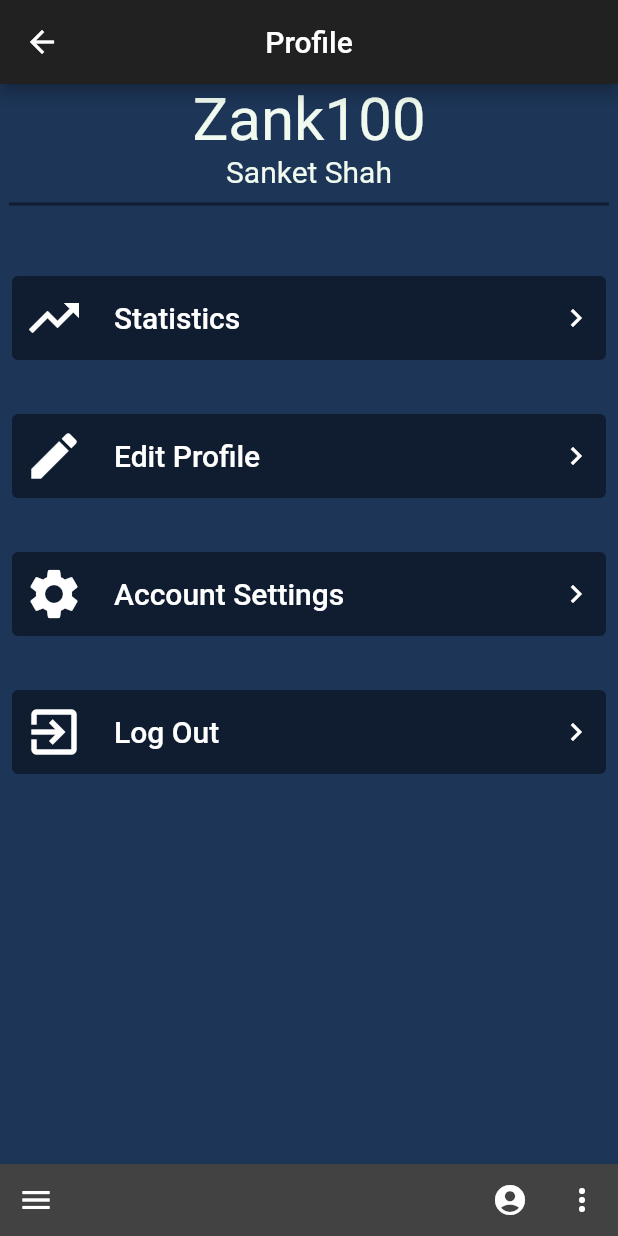
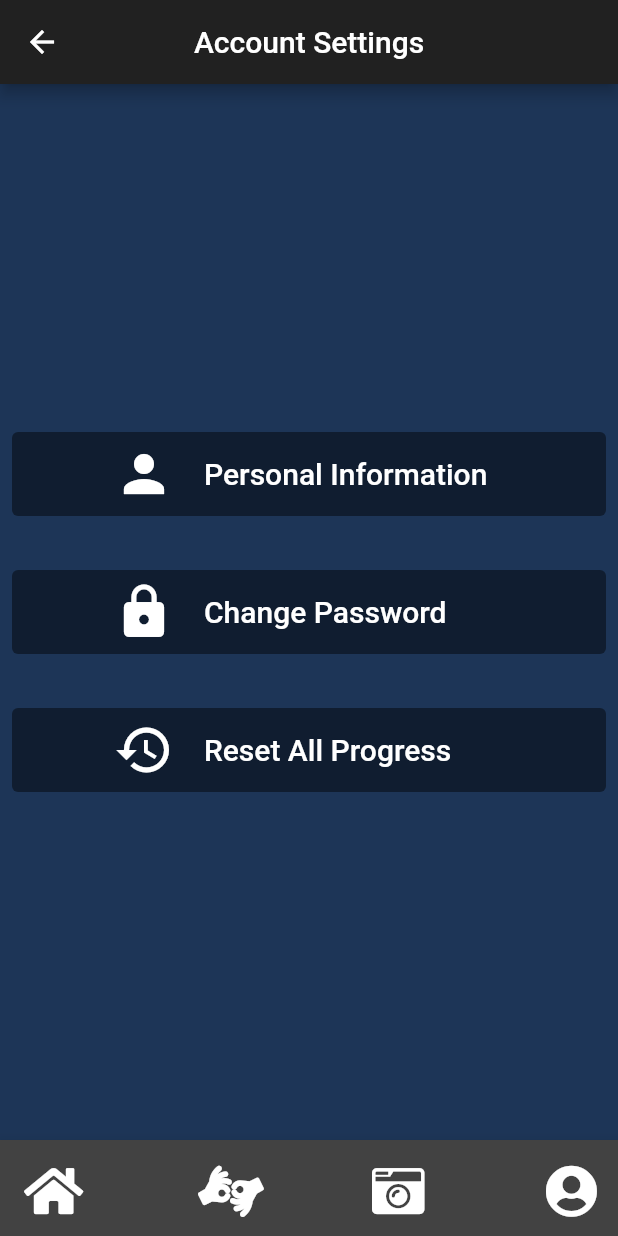
Before and after one commit to Harshpatel249/Echos, a Flutter app: the UserProfile screen opened directly, after a tap on "Account Settings", on a phone screen of 412 x 824 dp. Run offline on Flutter 3.47's test engine with Material 2 defaults, Android fonts, the phone set to English and light mode, and no system bars; our stand-ins replace font_awesome_flutter, like_button.

Commit message:
Account settings complete, Edit profile complete, Log out, NavBar icons, fonts awesome in pubs.yaml

```diff
--- a/lib/rewidgets/longCard.dart
+++ b/lib/rewidgets/longCard.dart
@@ -26,7 +26,7 @@ class LongCard extends StatelessWidget {
           children: <Widget>[
             Icon(
               iconn,
-              size: 40,
+              size: 35,
               color: Colors.white,
             ),
             SizedBox(
--- a/lib/rewidgets/navBar.dart
+++ b/lib/rewidgets/navBar.dart
@@ -1,5 +1,6 @@
 import 'package:flutter/material.dart';
 import '../screens/userProfile.dart';
+import 'package:font_awesome_flutter/font_awesome_flutter.dart';
 class NavBar extends StatelessWidget {
   NavBar({this.colour});
   Color colour;
@@ -7,11 +8,45 @@ class NavBar extends StatelessWidget {
   Widget build(BuildContext context) {
     return BottomAppBar(
       child: Row(
+        mainAxisAlignment: MainAxisAlignment.spaceBetween,
         children: [
-          IconButton(icon: Icon(Icons.menu), onPressed: () {}),
-          Spacer(),
-          IconButton(
-              icon: Icon(Icons.account_circle),
+          Padding(
+            padding: const EdgeInsets.all(8.0),
+            child: IconButton(
+                icon: Icon(
+                  FontAwesomeIcons.home,
+                  size: 35,
+                ),
+                onPressed: () {}
+            ),
+          ),
+          Padding(
+            padding: const EdgeInsets.all(8.0),
+            child: IconButton(
+                icon: Icon(
+                  FontAwesomeIcons.americanSignLanguageInterpreting,
+                  size: 35,
+                ),
+                onPressed: () {}
+            ),
+          ),
+          Padding(
+            padding: const EdgeInsets.all(8.0),
+            child: IconButton(
+                icon: Icon(
+                  FontAwesomeIcons.cameraRetro,
+                  size: 35,
+                ),
+                onPressed: () {}
+            ),
+          ),
+          Padding(
+            padding: const EdgeInsets.all(8.0),
+            child: IconButton(
+              icon: Icon(
+                FontAwesomeIcons.solidUserCircle,
+                size: 35,
+              ),
               onPressed: () {
                 Navigator.push(context, MaterialPageRoute(
                     builder: (BuildContext context) {
@@ -19,8 +54,8 @@ class NavBar extends StatelessWidget {
                     }
                 ));
               }
-              ),
-          IconButton(icon: Icon(Icons.more_vert), onPressed: () {}),
+            ),
+          ),
         ],
       ),
     );
--- /dev/null
+++ b/lib/screens/accountSettings.dart
@@ -0,0 +1,127 @@
+import 'package:flutter/material.dart';
+import 'package:sign_language_tutor/rewidgets/navBar.dart';
+import '../screens/changePassword.dart';
+import '../services/personalInformation.dart';
+class AccountSettings extends StatelessWidget {
+
+  @override
+  Widget build(BuildContext context) {
+    final AlertDialog dialog = AlertDialog(
+      title: Text('Reset settings?'),
+      content:
+      Text('This will reset your account to its default factory settings. '
+          ' All of your progress including your quiz scores will be lost. '
+          ' Are you sure you want to continue?'),
+      actions: [
+        TextButton(
+          onPressed: () => Navigator.pop(context),
+          child: Text('CANCEL'),
+        ),
+        TextButton(
+          onPressed: () => Navigator.pop(context),
+          child: Text('CONTINUE'),
+        ),
+      ],
+    );
+    final SimpleDialog ChangePass = SimpleDialog(
+      title: Text('Change Password'),
+      children: [ChangePassword()],
+    );
+    final SimpleDialog PersonalInfo = SimpleDialog(
+      title: Center(child: Text('Personal Information')),
+      children:[PersonalInformation(),]
+    );
+    return Scaffold(
+      appBar: AppBar(
+        title: Text('Account Settings'),
+        centerTitle: true,
+      ),
+      bottomNavigationBar: NavBar(),
+      body: Column(
+        mainAxisAlignment: MainAxisAlignment.center,
+        children: <Widget>[
+          LongCard2(
+            colour: Colors.black45,
+            title: 'Personal Information',
+            iconn: Icons.person,
+            press: (){
+              showDialog<void>(context: context, builder: (context) => PersonalInfo);
+            },
+          ),
+          SizedBox(
+            height: 20,
+          ),
+          LongCard2(
+            colour: Colors.black45,
+            title: 'Change Password',
+            iconn: Icons.lock,
+            press: (){
+              showDialog<void>(context: context, builder: (context) => ChangePass);
+            },
+          ),
+          SizedBox(
+            height: 20,
+          ),
+          LongCard2(
+            colour: Colors.black45,
+            title: 'Reset All Progress',
+            iconn: Icons.restore,
+            press: (){
+              showDialog<void>(context: context, builder: (context) => dialog);
+            }
+          ),
+        ],
+      ),
+    );
+  }
+}
+
+class LongCard2 extends StatelessWidget {
+  LongCard2({
+    this.colour,
+    this.iconn,
+    this.title,
+    this.press
+  });
+
+  Color colour;
+  IconData iconn;
+  final title;
+  final VoidCallback press;
+
+  @override
+  Widget build(BuildContext context) {
+    return Padding(
+      padding: const EdgeInsets.all(8.0),
+      child: TextButton(
+        style: TextButton.styleFrom(
+          backgroundColor: colour,
+
+        ),
+        child: Row(
+          children: <Widget>[
+            SizedBox(
+              width: 60.0,
+            ),
+            Icon(
+              iconn,
+              size: 40,
+              color: Colors.white,
+            ),
+            SizedBox(
+              width: 20.0,
+            ),
+            Text(
+              title,
+              style: TextStyle(
+                fontSize: 20.0,
+                color: Colors.white,
+              ),
+            ),
+          ],
+        ),
+        onPressed: press,
+      ),
+    );
+  }
+}
--- a/lib/screens/userProfile.dart
+++ b/lib/screens/userProfile.dart
@@ -3,6 +3,10 @@ import 'package:flutter/material.dart';
 import 'package:sign_language_tutor/rewidgets/navBar.dart';
 import '../rewidgets/longCard.dart';
 import '../screens/userStatistics.dart';
+import '../screens/editProfile.dart';
+import '../screens/accountSettings.dart';
+import 'package:font_awesome_flutter/font_awesome_flutter.dart';
+
 class UserProfile extends StatelessWidget {
   final username = 'Zank100';
   final name = 'Sanket Shah';
@@ -10,7 +14,24 @@ class UserProfile extends StatelessWidget {
   final joined = 'xx/xx/xx';
   @override
   Widget build(BuildContext context) {
+    final AlertDialog logout = AlertDialog(
+      title: Text('Log Out'),
+      content:
+      Text('You will be logged out of your account.'
+          ' Are you sure you want to continue?'),
+      actions: [
+        TextButton(
+          onPressed: () => Navigator.pop(context),
+          child: Text('CANCEL'),
+        ),
+        TextButton(
+          onPressed: () => Navigator.pop(context),
+          child: Text('CONTINUE'),
+        ),
+      ],
+    );
     return Scaffold(
+
       appBar: AppBar(
         title: Text('Profile'),
         centerTitle: true,
@@ -47,9 +68,7 @@ class UserProfile extends StatelessWidget {
             iconn: Icons.trending_up,
             press: (){
               Navigator.push(context, MaterialPageRoute(
-                  builder: (BuildContext context) {
-                    return UserStatistics();
-                  }
+                  builder: (BuildContext context) => UserStatistics()
               ));
             },
           ),
@@ -60,7 +79,15 @@ class UserProfile extends StatelessWidget {
             colour: Colors.black45,
             title: 'Edit Profile',
             iconn: Icons.edit,
-            press: (){},
+            press: (){
+              Navigator.push(
+                context,
+                MaterialPageRoute<void>(
+                  builder: (BuildContext context) => EditProfile(),
+                  fullscreenDialog: true,
+                ),
+              );
+            },
           ),
           SizedBox(
             height: 20,
@@ -68,8 +95,12 @@ class UserProfile extends StatelessWidget {
           LongCard(
             colour: Colors.black45,
             title: 'Account Settings',
-            iconn: Icons.settings,
-            press: (){},
+            iconn: FontAwesomeIcons.userCog,
+            press: (){
+              Navigator.push(context, MaterialPageRoute(
+                  builder: (BuildContext context) => AccountSettings()
+              ));
+            },
           ),
           SizedBox(
             height: 20,
@@ -77,8 +108,10 @@ class UserProfile extends StatelessWidget {
           LongCard(
             colour: Colors.black45,
             title: 'Log Out',
-            iconn: Icons.exit_to_app,
-            press: (){},
+            iconn: FontAwesomeIcons.doorOpen,
+            press: (){
+              showDialog<void>(context: context, builder: (context) => logout);
+            },
           ),
         ],
       ),
--- a/pubspec.yaml
+++ b/pubspec.yaml
@@ -29,6 +29,7 @@ dependencies:
   # Use with the CupertinoIcons class for iOS style icons.
   cupertino_icons: ^1.0.2
   like_button: ^2.0.2
+  font_awesome_flutter: ^9.0.0
 
 dev_dependencies:
   flutter_test:
```
Also changed, not shown: lib/screens/changePassword.dart (added, +104 -0 lines), lib/screens/editProfile.dart (added, +66 -0 lines), lib/services/personalInformation.dart (added, +135 -0 lines), pubspec.lock.
